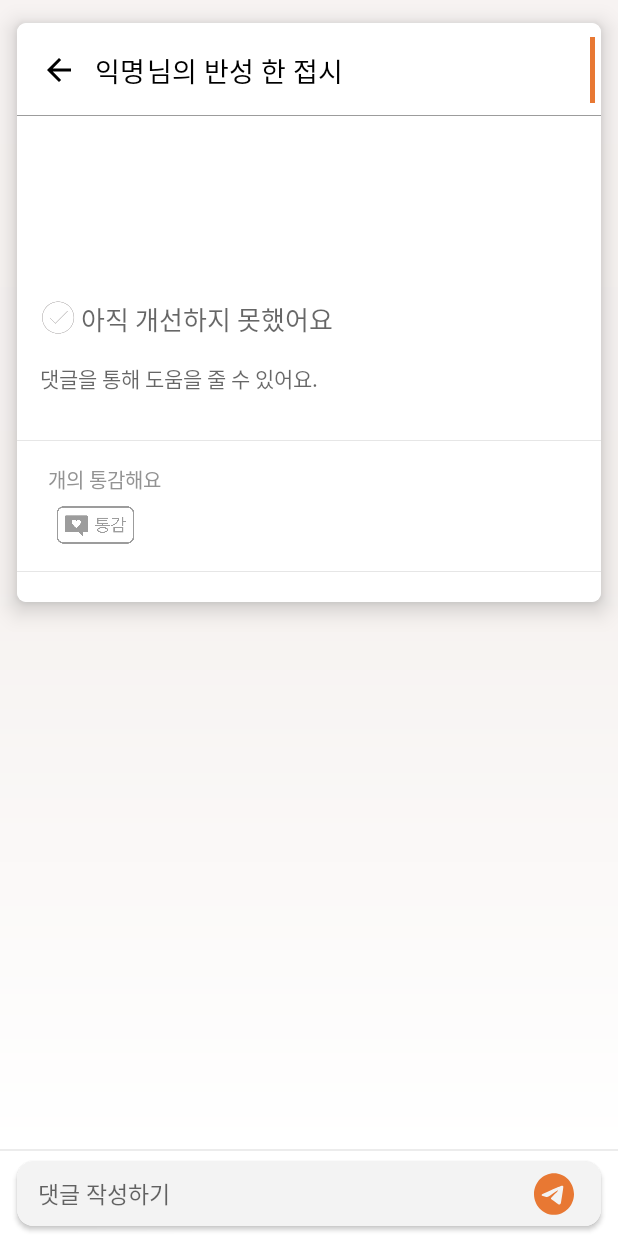
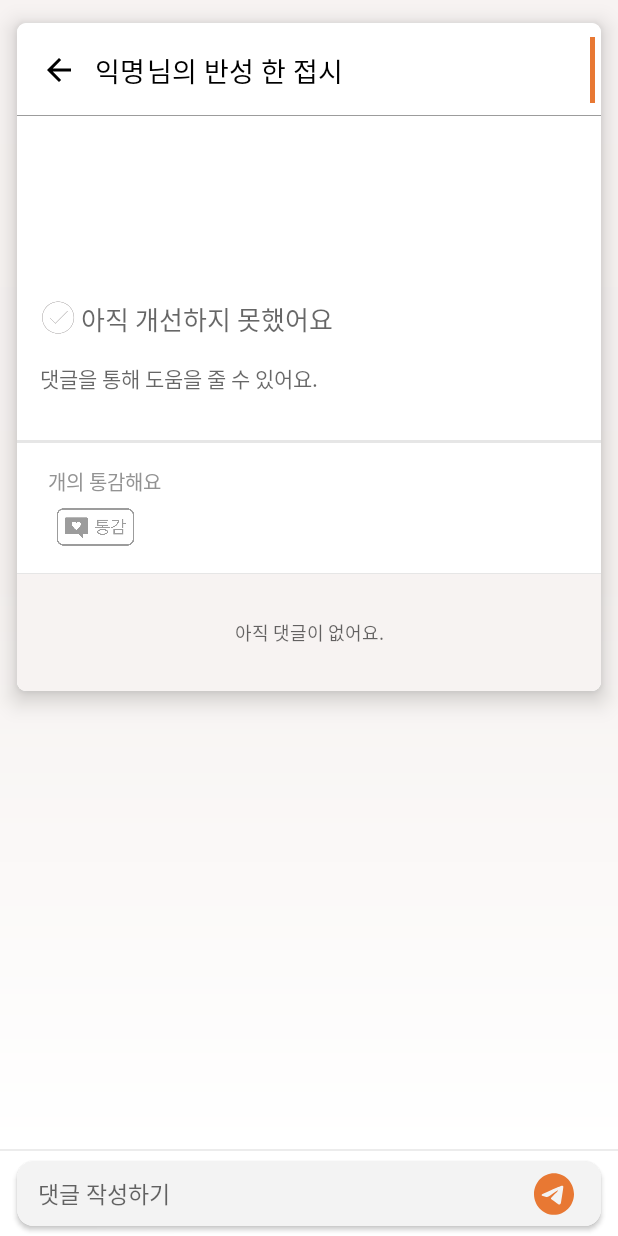
Before and after one commit to 5England/plateOfSelfReflection, an Android app: the PlateActivity screen opened directly, with no data from a screen before it, on a phone screen of 412 x 824 dp. Run offline under Robolectric (Android 15) with nearby library versions, the phone set to English and light mode, and no system bars; our stand-ins replace Firebase (no records; nobody signed in at launch, a user with empty details on screens opened directly); 1 statement that could not run was skipped.

```diff
--- a/app/src/main/java/com/devwan/plateofselfreflection/AllPlateAdapter.kt
+++ b/app/src/main/java/com/devwan/plateofselfreflection/AllPlateAdapter.kt
@@ -68,7 +68,7 @@ class AllPlateAdapter(private var mContext: Context, private var plateList: List
         viewHolder.like?.text = like
         viewHolder.uploadTime?.text = uploadTime
         if (isOvercome) viewHolder.isOvercome?.setImageResource(R.drawable.cardplate_icon_isovercome_true)
-        else viewHolder.isOvercome?.setImageResource(R.drawable.asd)
+        else viewHolder.isOvercome?.setImageResource(R.drawable.cardplate_icon_isovercome_false)
 
         viewHolder.cardView?.setOnClickListener{
             val intent = Intent(mContext, PlateActivity::class.java)
--- a/app/src/main/java/com/devwan/plateofselfreflection/MyPlateAdapter.kt
+++ b/app/src/main/java/com/devwan/plateofselfreflection/MyPlateAdapter.kt
@@ -69,7 +69,7 @@ class MyPlateAdapter(private val mContext: Context, private var plateList: List<
         viewHolder.like?.text = like
         viewHolder.uploadTime?.text = uploadTime
         if (isOvercome) viewHolder.isOvercome?.setImageResource(R.drawable.cardplate_icon_isovercome_true)
-        else viewHolder.isOvercome?.setImageResource(R.drawable.asd)
+        else viewHolder.isOvercome?.setImageResource(R.drawable.cardplate_icon_isovercome_false)
 
         viewHolder.isOvercome?.setOnClickListener{
             val dlg = AlertDialog.Builder(mContext, R.style.AlertDialogStyle)
--- a/app/src/main/res/layout/activity_plate.xml
+++ b/app/src/main/res/layout/activity_plate.xml
@@ -9,6 +9,7 @@
     tools:context=".PlateActivity">
 
     <ScrollView
+        android:id="@+id/scrollView"
         android:layout_width="match_parent"
         android:layout_height="wrap_content"
         android:layout_weight="1"
@@ -26,8 +27,7 @@
                 android:layout_width="match_parent"
                 android:layout_height="match_parent"
                 android:background="@color/white"
-                android:orientation="vertical"
-                android:paddingBottom="20dp">
+                android:orientation="vertical">
 
                 <LinearLayout
                     android:layout_width="match_parent"
@@ -132,7 +132,7 @@
                             android:layout_width="27dp"
                             android:layout_height="27dp"
                             android:paddingLeft="-3dp"
-                            android:src="@drawable/asd" />
+                            android:src="@drawable/cardplate_icon_isovercome_false" />
 
                         <TextView
                             android:id="@+id/textView_isOvercomeMessage"
@@ -159,7 +159,7 @@
 
                 <View
                     android:layout_width="wrap_content"
-                    android:layout_height="0.6dp"
+                    android:layout_height="2dp"
                     android:background="#E6E6E6" />
 
                 <LinearLayout
@@ -214,6 +214,15 @@
                     android:layout_width="match_parent"
                     android:layout_height="wrap_content" />
 
+                <TextView
+                    android:id="@+id/textView_noComment"
+                    android:layout_width="match_parent"
+                    android:layout_height="wrap_content"
+                    android:padding="30dp"
+                    android:gravity="center"
+                    android:background="@color/brown1"
+                    android:hint="아직 댓글이 없어요."
+                    android:textSize="12dp"/>
             </LinearLayout>
         </androidx.cardview.widget.CardView>
     </ScrollView>
@@ -260,8 +269,6 @@
             android:padding="10dp"
             android:textSize="15dp" />
 
-
-
         <ImageButton
             android:id="@+id/btn_uploadComment"
             android:layout_width="wrap_content"
--- a/app/src/main/res/layout/card_plate.xml
+++ b/app/src/main/res/layout/card_plate.xml
@@ -25,7 +25,7 @@
                 android:layout_height="50dp"
                 android:layout_gravity="center"
                 android:layout_marginLeft="8dp"
-                app:srcCompat="@drawable/asd" />
+                app:srcCompat="@drawable/cardplate_icon_isovercome_false" />
 
             <LinearLayout
                 android:layout_width="match_parent"
```
Also changed, not shown: app/src/main/java/com/devwan/plateofselfreflection/PlateActivity.kt (+97 -5 lines), app/src/main/res/layout/card_comment.xml (added, +28 -0 lines), app/src/main/res/drawable/cardplate_icon_isovercome_false.png (renamed from app/src/main/res/drawable/asd.png).
